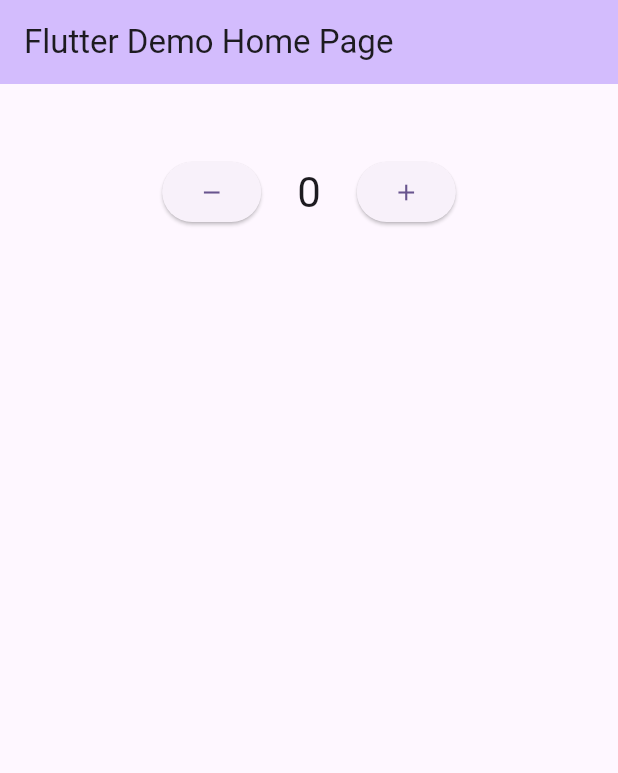
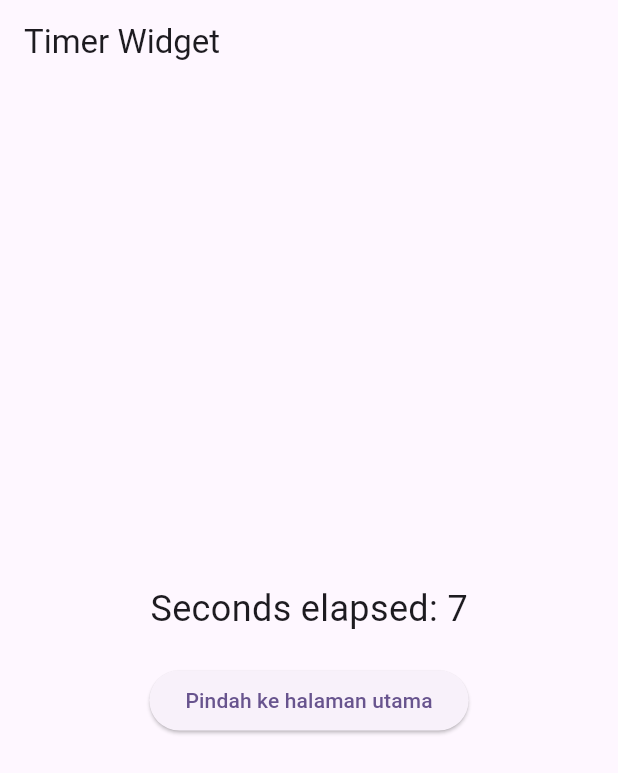
Before and after one commit to arfpalif/layoutFlutter, a Flutter app: the screen it shows after launch, on a phone screen of 412 x 824 dp. Shown: the top 773 px of the screen. Run offline on Flutter 3.47's test engine with Material 3 defaults, Android fonts, the phone set to English and light mode, and no system bars.

Commit message:
tambahkan lifecycle

```diff
--- /dev/null
+++ b/lib/lifecycle.dart
@@ -0,0 +1,81 @@
+import 'package:flutter/material.dart';
+import 'dart:async';
+
+import 'package:modul3/main.dart';
+
+class TimerWidget extends StatefulWidget {
+  @override
+  _TimerWidgetState createState() => _TimerWidgetState();
+}
+
+class _TimerWidgetState extends State<TimerWidget> {
+  late Timer _timer;
+  int seconds = 0;
+
+  @override
+  void initState() {
+    super.initState();
+    _timer = Timer.periodic(Duration(seconds: 1), (timer) {
+      setState(() {
+        seconds++;
+      });
+      print('ini initState');
+    });
+  }
+
+  void didChangeDependencies() {
+    super.didChangeDependencies();
+    print('ini didChangeDependencies');
+    // Tambahkan logika jika diperlukan saat dependencies berubah
+  }
+
+  void didUpdateWidget(TimerWidget oldWidget) {
+    super.didUpdateWidget(oldWidget);
+    print('ini didUpdateWidget');
+    // Tambahkan logika jika diperlukan saat widget diperbarui
+  }
+
+  void deactivate() {
+    super.deactivate();
+    print('ini deactivate');
+    // Tambahkan logika jika diperlukan saat widget dinonaktifkan
+  }
+
+  @override
+  void dispose() {
+    _timer.cancel(); // Penting untuk hentikan timer
+    super.dispose();
+    print('ini dispose');
+  }
+
+
+
+  @override
+  Widget build(BuildContext context) {
+    print('ini build');
+    return Scaffold(
+      appBar: AppBar(
+        title: Text('Timer Widget'),
+      ),
+      body: Center(
+        child: Container(
+        child: Column(
+          mainAxisAlignment: MainAxisAlignment.center,
+          crossAxisAlignment: CrossAxisAlignment.center,
+          children: [
+            Text(
+              'Seconds elapsed: $seconds',
+              style: TextStyle(fontSize: 24),
+            ),
+            SizedBox(height: 20),
+            ElevatedButton(onPressed: (){
+              Navigator.pushReplacement(context, MaterialPageRoute(builder: (context) => MyHomePage(title: 'Flutter')));
+            }, child: Text( 'Pindah ke halaman utama')),
+          ],
+        ),
+
+      ),
+      )
+    );
+  }
+}
--- a/lib/main.dart
+++ b/lib/main.dart
@@ -1,4 +1,5 @@
 import 'package:flutter/material.dart';
+import 'package:modul3/lifecycle.dart';
 
 void main() {
   runApp(const MyApp());
@@ -15,7 +16,7 @@ class MyApp extends StatelessWidget {
       theme: ThemeData(
         colorScheme: ColorScheme.fromSeed(seedColor: Colors.deepPurple),
       ),
-      home: const MyHomePage(title: 'Flutter Demo Home Page'),
+      home: TimerWidget(),
     );
   }
 }
@@ -52,10 +53,10 @@ class _MyHomePageState extends State<MyHomePage> {
         title: Text(widget.title),
       ),
       body: Container(
-        margin: const EdgeInsets.all(32.0),
         child: Padding(padding: const EdgeInsets.all(16.0),
         child: Row(
           mainAxisAlignment: MainAxisAlignment.center,
+          crossAxisAlignment: CrossAxisAlignment.center,
           children: <Widget>[
             ElevatedButton(
               onPressed: decrementCounter,
```
